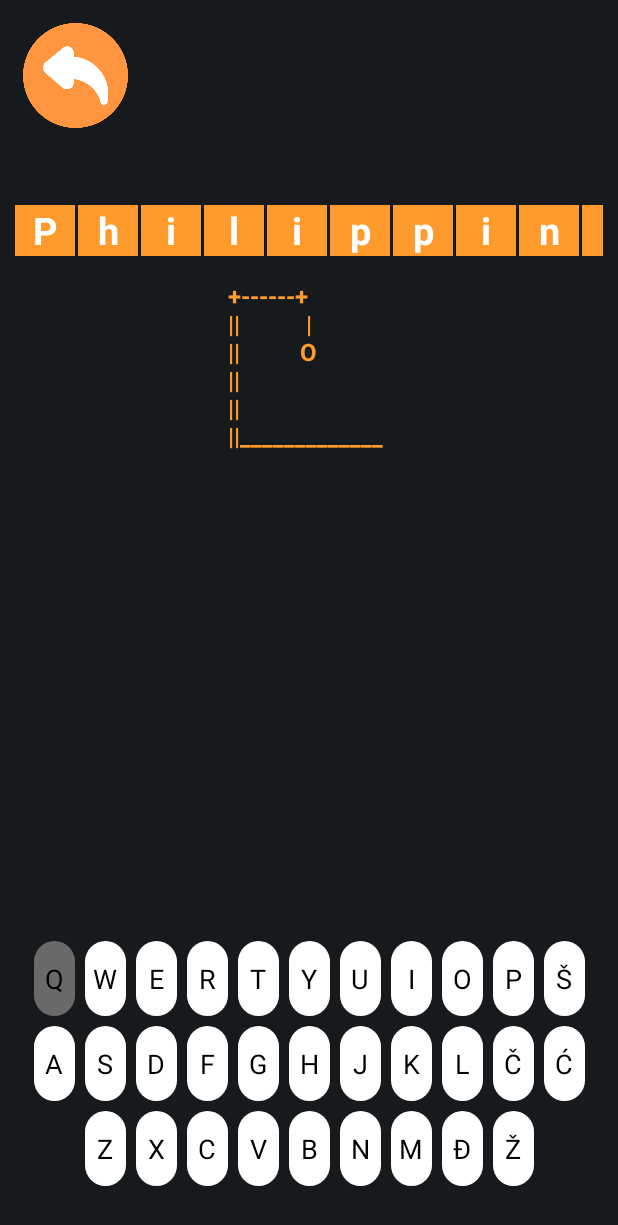
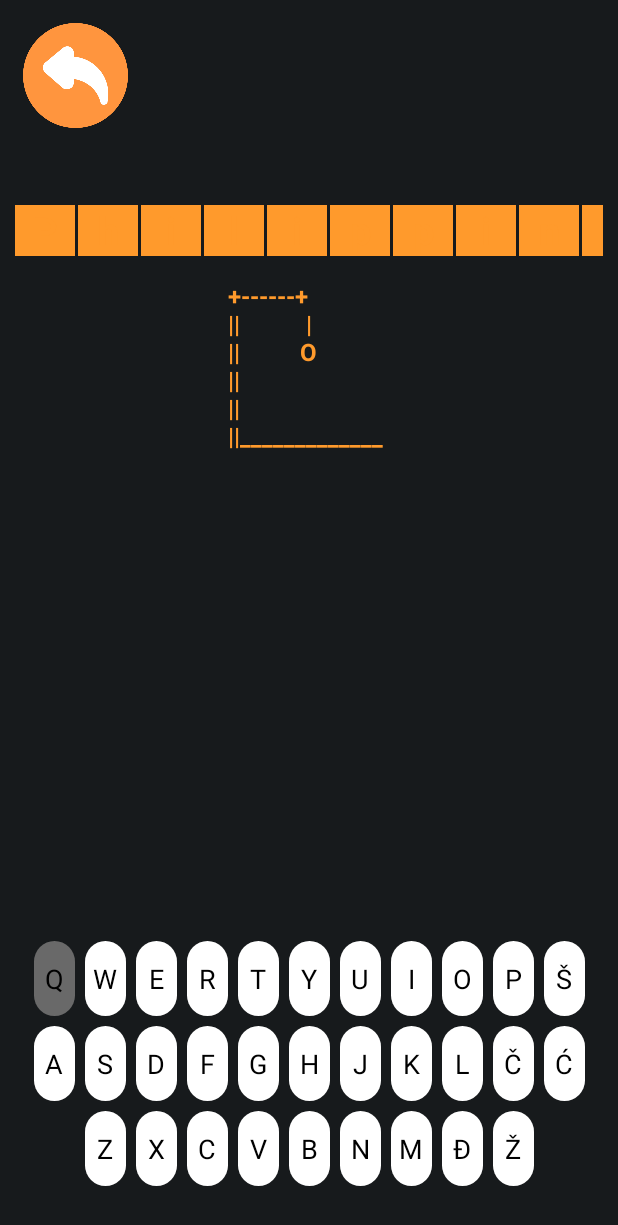
Before and after one commit to jovandeka/Hangman-game-Android, an Android app: the MainActivity screen opened directly, with no data from a screen before it, after a tap on an icon or button, on a phone screen of 412 x 824 dp. Shown: the top 1225 px of the screen. Run offline under Robolectric (Android 15) with nearby library versions, the phone set to English and light mode, and no system bars.

Commit message:
Word to a LinearLayout stream of letters final

```diff
--- a/app/src/main/java/com/example/vesanje/MainActivity.java
+++ b/app/src/main/java/com/example/vesanje/MainActivity.java
@@ -4,6 +4,7 @@ import android.animation.ObjectAnimator;
 import android.content.Intent;
 import android.graphics.Color;
 import android.graphics.Typeface;
+import android.graphics.drawable.ColorDrawable;
 import android.os.Bundle;
 import android.os.Handler;
 import android.view.Gravity;
@@ -32,7 +33,6 @@ public class MainActivity extends AppCompatActivity {
     private int remainingGuesses = 6;
     private List<TextView> letterTextViews;
 
-    private TextView letterTextView;
     private TextView EndTextView;
     private TextView EndWordTextView;
     private TextView guessesTextView;
@@ -95,12 +95,12 @@ public class MainActivity extends AppCompatActivity {
     private void loadWord(String word) {
         String input = word;
         secretWord = input.replaceAll("\\s+", " ");
-        int len = word.length();
+
         displayWord = new StringBuilder();
-        for(int i = 0; i<len;i++){
-            if(word.charAt(i)!=' '){
+        for(int i = 0; i<secretWord.length();i++){
+            if(secretWord.charAt(i)!=' '){
                 displayWord.append(secretWord.charAt(i));
-            }else if(word.charAt(i)==' ' && word.charAt(i-1)!=' '){
+            }else{
                 displayWord.append(' ');
             }
         }
@@ -110,7 +110,6 @@ public class MainActivity extends AppCompatActivity {
             TextView letterTextView = createLetterTextView(letter);
             letterTextViews.add(letterTextView);
         }
-
     }
 
     private void loadWordList(String category) {
@@ -119,22 +118,7 @@ public class MainActivity extends AppCompatActivity {
 
         int randomIndex = (int) (Math.random() * wordArray.length);
         String input = wordArray[randomIndex];
-        secretWord = input.replaceAll("\\s+", " ");
-
-        displayWord = new StringBuilder();
-        for(int i = 0; i<secretWord.length();i++){
-            if(secretWord.charAt(i)!=' '){
-                displayWord.append(secretWord.charAt(i));
-            }else if(secretWord.charAt(i)==' '){
-                displayWord.append(' ');
-            }
-        }
-
-        for (int i = 0; i < displayWord.length(); i++) {
-            char letter = displayWord.charAt(i);
-            TextView letterTextView = createLetterTextView(letter);
-            letterTextViews.add(letterTextView);
-        }
+        loadWord(input);
     }
 
     private void setupKeyboard() {
@@ -207,11 +191,12 @@ public class MainActivity extends AppCompatActivity {
 
         if (letter != ' ') {
             letterTextView.setLayoutParams(layoutParams);
+            letterTextView.setBackgroundColor(getResources().getColor(R.color.orange));
         } else {
             letterTextView.setLayoutParams(layoutParamsSpace);
+            letterTextView.setBackgroundColor(getResources().getColor(R.color.pale_black));
         }
-        letterTextView.setBackgroundColor(getResources().getColor(R.color.orange));
-        letterTextView.setTextColor(getResources().getColor(R.color.white));
+        letterTextView.setTextColor(getResources().getColor(R.color.orange));
         letterTextView.setTextSize(25);
         letterTextView.setTypeface(null, Typeface.BOLD);
         letterTextView.setGravity(Gravity.CENTER);
@@ -221,17 +206,14 @@ public class MainActivity extends AppCompatActivity {
     private void checkGameStatus() {
         boolean allLettersGuessed = true;
 
-        for (int i = 0; i < lettersLinearLayout.getChildCount(); i++) {
-            View child = lettersLinearLayout.getChildAt(i);
+        for (int i = 0; i < letterTextViews.size(); i++) {
+            TextView letterTextView = letterTextViews.get(i);
+            ColorDrawable drawable = (ColorDrawable) letterTextView.getBackground();
+            int backgroundColor = drawable.getColor();
 
-            if (child instanceof TextView) {
-                TextView letterTextView = (TextView) child;
-                char letter = letterTextView.getText().charAt(0);
-
-                if (letter != ' ' && letterTextView.getDrawingCacheBackgroundColor() != ContextCompat.getColor(this, R.color.pale_black)) {
-                    allLettersGuessed = false;
-                    break;
-                }
+            if (backgroundColor == ContextCompat.getColor(this, R.color.orange)) {
+                allLettersGuessed = false;
+                break;
             }
         }
 
@@ -239,6 +221,7 @@ public class MainActivity extends AppCompatActivity {
             // Player wins
             EndTextView.setText("Congratulations!");
             EndWordTextView.setText("You guessed the word: " + secretWord);
+
             disableKeyboard();
             showTryAgainButton();
         } else if (remainingGuesses == 0) {
@@ -272,20 +255,12 @@ public class MainActivity extends AppCompatActivity {
 
     private void resetGame() {
         remainingGuesses = 6;
+        letterTextViews.clear();
 
         if (wordArray != null && wordArray.length > 0) {
             int randomIndex = (int) (Math.random() * wordArray.length);
             String input = wordArray[randomIndex];
-            secretWord = input.replaceAll("\\s+", " ");
-
-            displayWord = new StringBuilder();
-            for(int i = 0; i<secretWord.length();i++){
-                if(secretWord.charAt(i)!=' '){
-                    displayWord.append(secretWord.charAt(i));
-                }else if(secretWord.charAt(i)==' '){
-                    displayWord.append(' ');
-                }
-            }
+            loadWord(input);
         } else {
             secretWord = "DEFAULT";
             displayWord = new StringBuilder("_".repeat(secretWord.length()));
@@ -304,24 +279,16 @@ public class MainActivity extends AppCompatActivity {
 
     private void resetGameRand() {
         remainingGuesses = 6;
+        letterTextViews.clear();
 
         WordRandomizer.randomizeCategoryAndWord(MainActivity.this);
 
-        secretWord = WordRandomizer.randomWord;
-
-        displayWord = new StringBuilder();
-        for(int i = 0; i<secretWord.length();i++){
-            if(secretWord.charAt(i)!=' '){
-                displayWord.append(secretWord.charAt(i));
-            }else if(secretWord.charAt(i)==' '){
-                displayWord.append(' ');
-            }
-        }
+        categoryTextView.setText("("+WordRandomizer.randomCategory+")");
+        loadWord(WordRandomizer.randomWord);
 
         EndTextView.setText("");
         EndWordTextView.setText("");
 
-        categoryTextView.setText(WordRandomizer.randomCategory);
         updateWordDisplay();
         displayHangman(remainingGuesses);
         enableKeyboard();
--- a/app/src/main/res/layout/activity_main.xml
+++ b/app/src/main/res/layout/activity_main.xml
@@ -63,27 +63,11 @@
         android:layout_height="wrap_content"
         android:layout_marginTop="100dp"
         android:text=""
-        android:textColor="@color/white"
+        android:textColor="@color/orange"
         android:textSize="15sp"
         app:layout_constraintEnd_toEndOf="parent"
         app:layout_constraintStart_toStartOf="parent"
         app:layout_constraintTop_toTopOf="parent" />
-
-    <!--
-    <TextView
-        android:id="@+id/wordTextView"
-        android:layout_width="wrap_content"
-        android:layout_height="wrap_content"
-        android:layout_centerHorizontal="true"
-        android:layout_below="@id/categoryTextView"
-        android:paddingLeft="15dp"
-        android:paddingRight="15dp"
-        android:textColor="@color/black"
-        android:layout_marginTop="15dp"
-        android:textSize="45sp"
-        android:text="_ _ _ _ _"
-        style="@style/WordButton"/>
-    -->
 
     <TextView
         android:id="@+id/guessesTextView"
```
